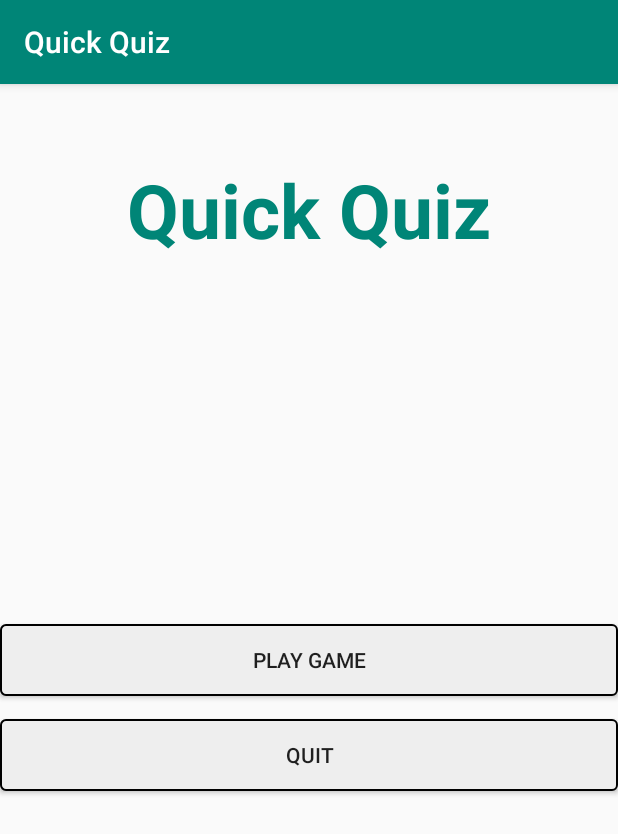
After one commit to taydee1/CECS453-Final-Project, an Android app: the Home screen opened directly, with no data from a screen before it, on a phone screen of 412 x 824 dp. The commit adds this screen. Shown: the top 834 px of the screen. Run offline under Robolectric (Android 15) with nearby library versions, the phone set to English and light mode, and no system bars.

Commit message:
Created Home Page

```diff
--- a/FinalProject/app/src/main/AndroidManifest.xml
+++ b/FinalProject/app/src/main/AndroidManifest.xml
@@ -9,8 +9,9 @@
         android:roundIcon="@mipmap/ic_launcher_round"
         android:supportsRtl="true"
         android:theme="@style/AppTheme">
-        <activity android:name=".View.AdminMenu"></activity>
-        <activity android:name=".Controller.Quiz" />
+        <activity android:name=".Controller.Quiz"></activity>
+        <activity android:name=".Controller.Home" />
+        <activity android:name=".View.AdminMenu" />
         <activity android:name=".Controller.Register" />
         <activity android:name=".View.NewQuestionActivity" />
         <activity android:name=".Controller.Login">
--- /dev/null
+++ b/FinalProject/app/src/main/java/com/example/android/finalproject/Controller/Home.java
@@ -0,0 +1,31 @@
+package com.example.android.finalproject.Controller;
+
+import android.content.Intent;
+import android.support.v7.app.AppCompatActivity;
+import android.os.Bundle;
+import android.view.View;
+
+import com.example.android.finalproject.R;
+
+public class Home extends AppCompatActivity {
+
+    @Override
+    protected void onCreate(Bundle savedInstanceState) {
+        super.onCreate(savedInstanceState);
+        setContentView(R.layout.activity_home);
+        getSupportActionBar().setTitle("Quick Quiz");
+    }
+
+    public void playGame(View view)
+    {
+        //Intent to Quiz
+        Intent playQuiz = new Intent(Home.this, Quiz.class);
+        startActivity(playQuiz);
+    }
+
+    public void quitGame(View view)
+    {
+        //Exits game
+        System.exit(1);
+    }
+    }
--- a/FinalProject/app/src/main/java/com/example/android/finalproject/Controller/Login.java
+++ b/FinalProject/app/src/main/java/com/example/android/finalproject/Controller/Login.java
@@ -41,7 +41,7 @@ public class Login extends AppCompatActivity {
     protected void onCreate(Bundle savedInstanceState) {
         super.onCreate(savedInstanceState);
         setContentView(R.layout.activity_login);
-        getSupportActionBar().setTitle("Login");
+        getSupportActionBar().setTitle("Quick Quiz");
 
         //Casting Views
         loginEmail_editText = findViewById(R.id.loginEmail);
@@ -81,7 +81,7 @@ public class Login extends AppCompatActivity {
                                 if (task.isSuccessful()) {
                                     //If login is successful, toast displays
                                     Toast.makeText(Login.this, "Login Successful", Toast.LENGTH_SHORT).show();
-                                    startActivity(new Intent(getApplicationContext(), Quiz.class));
+                                    startActivity(new Intent(getApplicationContext(), Home.class));
 
                                 } else {
                                     //If login fails successful, toast displays
--- a/FinalProject/app/src/main/java/com/example/android/finalproject/Controller/Quiz.java
+++ b/FinalProject/app/src/main/java/com/example/android/finalproject/Controller/Quiz.java
@@ -11,5 +11,7 @@ public class Quiz extends AppCompatActivity {
     protected void onCreate(Bundle savedInstanceState) {
         super.onCreate(savedInstanceState);
         setContentView(R.layout.activity_quiz);
+        getSupportActionBar().setTitle("Quick Quiz");
+
     }
 }
--- a/FinalProject/app/src/main/java/com/example/android/finalproject/Controller/Register.java
+++ b/FinalProject/app/src/main/java/com/example/android/finalproject/Controller/Register.java
@@ -37,7 +37,7 @@ public class Register extends AppCompatActivity {
     protected void onCreate(Bundle savedInstanceState) {
         super.onCreate(savedInstanceState);
         setContentView(R.layout.activity_register);
-        getSupportActionBar().setTitle("Register");
+        getSupportActionBar().setTitle("Quick Quiz");
 
         //Casting Views
         fullName_editText = findViewById(R.id.fullName);
--- /dev/null
+++ b/FinalProject/app/src/main/res/layout/activity_home.xml
@@ -0,0 +1,42 @@
+<?xml version="1.0" encoding="utf-8"?>
+<RelativeLayout xmlns:android="http://schemas.android.com/apk/res/android"
+    xmlns:app="http://schemas.android.com/apk/res-auto"
+    xmlns:tools="http://schemas.android.com/tools"
+    android:layout_width="match_parent"
+    android:layout_height="match_parent"
+    tools:context=".Controller.Home">
+
+    <TextView
+        android:layout_width="wrap_content"
+        android:layout_height="wrap_content"
+        android:text="Quick Quiz"
+        android:layout_centerHorizontal="true"
+        android:layout_marginTop="50dp"
+        android:textStyle="bold"
+        android:textSize="50dp"
+        android:textColor="@color/colorPrimary"
+        />
+
+    <Button
+        android:id="@+id/playButton"
+        android:layout_width="match_parent"
+        android:layout_height="wrap_content"
+        android:layout_centerHorizontal="true"
+        android:layout_centerVertical="true"
+        android:layout_marginTop="15dp"
+        android:background="@drawable/button_background"
+        android:text="Play Game"
+        android:onClick="playGame"/>
+
+    <Button
+        android:id="@+id/quitGame"
+        android:layout_width="match_parent"
+        android:layout_height="wrap_content"
+        android:layout_below="@+id/playButton"
+        android:layout_centerHorizontal="true"
+        android:layout_marginTop="15dp"
+        android:background="@drawable/button_background"
+        android:text="Quit"
+        android:onClick="quitGame"/>
+
+</RelativeLayout>
```
Also changed, not shown: FinalProject/app/src/main/res/layout/activity_login.xml (+11 -0 lines), FinalProject/app/src/main/res/layout/activity_quiz.xml (+7 -2 lines), FinalProject/app/src/main/res/layout/activity_register.xml (+10 -0 lines).
